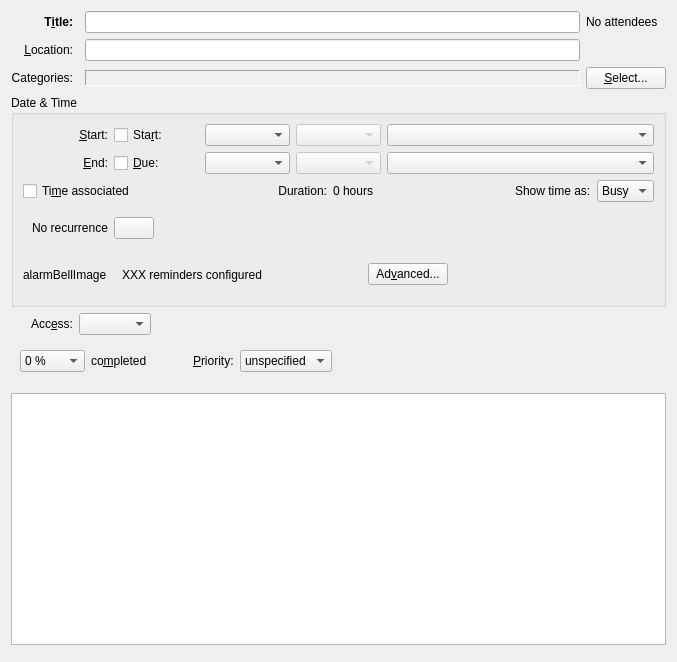
Old version of the form incidenceeditors/incidencegeneral.ui in the repository chusopr/kdepim-ktimetracker-akonadi.
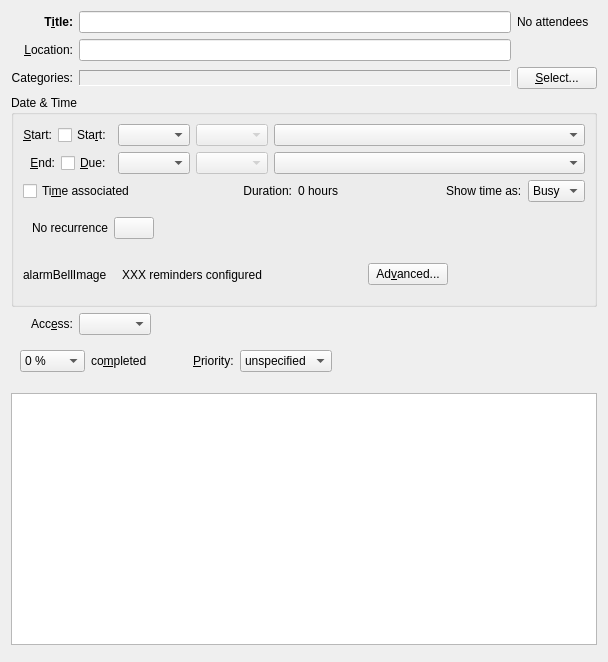
New version of the form. Custom widgets are drawn as their Qt base class.

Commit message: - Add the rich text tool bar again - Clean up the enableTimeEdits code - Small ui file fixes.

Diff of the .ui file:
```diff
--- a/incidenceeditors/incidencegeneral.ui
+++ b/incidenceeditors/incidencegeneral.ui
@@ -9,14 +9,14 @@
    <rect>
     <x>0</x>
     <y>0</y>
-    <width>677</width>
+    <width>608</width>
     <height>662</height>
    </rect>
   </property>
   <property name="windowTitle">
    <string>Form</string>
   </property>
-  <layout class="QGridLayout" name="gridLayout">
+  <layout class="QGridLayout" name="gridLayout_3">
    <item row="0" column="0">
     <widget class="QLabel" name="label">
      <property name="sizePolicy">
@@ -48,7 +48,7 @@
      </property>
     </widget>
    </item>
-   <item row="0" column="2">
+   <item row="0" column="1">
     <widget class="KLineEdit" name="klineedit">
      <property name="sizePolicy">
       <sizepolicy hsizetype="MinimumExpanding" vsizetype="Fixed">
@@ -64,7 +64,7 @@
      </property>
     </widget>
    </item>
-   <item row="0" column="3">
+   <item row="0" column="2">
     <widget class="QLabel" name="mAttendeeSummaryLabel">
      <property name="text">
       <string>No attendees</string>
@@ -90,7 +90,7 @@
      </property>
     </widget>
    </item>
-   <item row="1" column="2">
+   <item row="1" column="1">
     <widget class="KLineEdit" name="mLocationEdit">
      <property name="sizePolicy">
       <sizepolicy hsizetype="MinimumExpanding" vsizetype="Fixed">
@@ -125,7 +125,7 @@
      </property>
     </widget>
    </item>
-   <item row="2" column="2">
+   <item row="2" column="1">
     <widget class="KSqueezedTextLabel" name="mCategoriesLabel">
      <property name="sizePolicy">
       <sizepolicy hsizetype="Expanding" vsizetype="Fixed">
@@ -150,14 +150,14 @@
      </property>
     </widget>
    </item>
-   <item row="2" column="3">
+   <item row="2" column="2">
     <widget class="QPushButton" name="pushButton">
      <property name="text">
       <string>&amp;Select...</string>
      </property>
     </widget>
    </item>
-   <item row="5" column="0" colspan="4">
+   <item row="3" column="0" colspan="3">
     <widget class="QGroupBox" name="groupBox">
      <property name="sizePolicy">
       <sizepolicy hsizetype="Preferred" vsizetype="Fixed">
@@ -171,31 +171,41 @@
      <property name="title">
       <string>Date &amp;&amp; Time</string>
      </property>
-     <layout class="QGridLayout" name="gridLayout_3">
+     <layout class="QGridLayout" name="gridLayout">
       <item row="0" column="0">
-       <widget class="QLabel" name="mStartLabel">
-        <property name="text">
-         <string>&amp;Start:</string>
-        </property>
-        <property name="alignment">
-         <set>Qt::AlignRight|Qt::AlignTrailing|Qt::AlignVCenter</set>
-        </property>
-        <property name="buddy">
-         <cstring>mStartDateEdit</cstring>
-        </property>
-       </widget>
+       <layout class="QHBoxLayout" name="horizontalLayout_6">
+        <item>
+         <widget class="QLabel" name="mStartLabel">
+          <property name="sizePolicy">
+           <sizepolicy hsizetype="Minimum" vsizetype="Preferred">
+            <horstretch>0</horstretch>
+            <verstretch>0</verstretch>
+           </sizepolicy>
+          </property>
+          <property name="text">
+           <string>&amp;Start:</string>
+          </property>
+          <property name="alignment">
+           <set>Qt::AlignRight|Qt::AlignTrailing|Qt::AlignVCenter</set>
+          </property>
+          <property name="buddy">
+           <cstring>mStartDateEdit</cstring>
+          </property>
+         </widget>
+        </item>
+        <item>
+         <widget class="QCheckBox" name="mStartCheck">
+          <property name="whatsThis">
+           <string>Sets the start date for this to-do</string>
+          </property>
+          <property name="text">
+           <string extracomment="@option:check to-do start datetime">Sta&amp;rt:</string>
+          </property>
+         </widget>
+        </item>
+       </layout>
       </item>
       <item row="0" column="1">
-       <widget class="QCheckBox" name="mStartCheck">
-        <property name="whatsThis">
-         <string>Sets the start date for this to-do</string>
-        </property>
-        <property name="text">
-         <string extracomment="@option:check to-do start datetime">Sta&amp;rt:</string>
-        </property>
-       </widget>
-      </item>
-      <item row="0" column="2">
        <widget class="KPIM::KDateEdit" name="mStartDateEdit">
         <property name="sizePolicy">
          <sizepolicy hsizetype="Minimum" vsizetype="Fixed">
@@ -211,7 +221,7 @@
         </property>
        </widget>
       </item>
-      <item row="0" column="3">
+      <item row="0" column="2">
        <widget class="KPIM::KTimeEdit" name="mStartTimeEdit">
         <property name="enabled">
          <bool>false</bool>
@@ -221,30 +231,53 @@
         </property>
        </widget>
       </item>
+      <item row="0" column="3">
+       <widget class="KPIM::KTimeZoneComboBox" name="mTimeZoneComboStart">
+        <property name="sizePolicy">
+         <sizepolicy hsizetype="MinimumExpanding" vsizetype="Fixed">
+          <horstretch>0</horstretch>
+          <verstretch>0</verstretch>
+         </sizepolicy>
+        </property>
+        <property name="whatsThis">
+         <string extracomment="@info:whatsthis">Select the timezone for this event. It will also affect recurrences</string>
+        </property>
+       </widget>
+      </item>
       <item row="1" column="0">
-       <widget class="QLabel" name="mEndLabel">
-        <property name="text">
-         <string>&amp;End:</string>
-        </property>
-        <property name="alignment">
-         <set>Qt::AlignRight|Qt::AlignTrailing|Qt::AlignVCenter</set>
-        </property>
-        <property name="buddy">
-         <cstring>mEndDateEdit</cstring>
-        </property>
-       </widget>
+       <layout class="QHBoxLayout" name="horizontalLayout_7">
+        <item>
+         <widget class="QLabel" name="mEndLabel">
+          <property name="sizePolicy">
+           <sizepolicy hsizetype="Minimum" vsizetype="Preferred">
+            <horstretch>0</horstretch>
+            <verstretch>0</verstretch>
+           </sizepolicy>
+          </property>
+          <property name="text">
+           <string>&amp;End:</string>
+          </property>
+          <property name="alignment">
+           <set>Qt::AlignRight|Qt::AlignTrailing|Qt::AlignVCenter</set>
+          </property>
+          <property name="buddy">
+           <cstring>mEndDateEdit</cstring>
+          </property>
+         </widget>
+        </item>
+        <item>
+         <widget class="QCheckBox" name="mDueCheck">
+          <property name="whatsThis">
+           <string>Sets the due date for this to-do.</string>
+          </property>
+          <property name="text">
+           <string extracomment="to-do due datetime">&amp;Due:</string>
+          </property>
+         </widget>
+        </item>
+       </layout>
       </item>
       <item row="1" column="1">
-       <widget class="QCheckBox" name="mDueCheck">
-        <property name="whatsThis">
-         <string>Sets the due date for this to-do.</string>
-        </property>
-        <property name="text">
-         <string extracomment="to-do due datetime">&amp;Due:</string>
-        </property>
-       </widget>
-      </item>
-      <item row="1" column="2">
        <widget class="KPIM::KDateEdit" name="mEndDateEdit">
         <property name="sizePolicy">
          <sizepolicy hsizetype="Minimum" vsizetype="Fixed">
@@ -257,7 +290,7 @@
         </property>
        </widget>
       </item>
-      <item row="1" column="3">
+      <item row="1" column="2">
        <widget class="KPIM::KTimeEdit" name="mEndTimeEdit">
         <property name="enabled">
          <bool>false</bool>
@@ -267,7 +300,134 @@
         </property>
        </widget>
       </item>
-      <item row="5" column="0" colspan="7">
+      <item row="1" column="3">
+       <widget class="KPIM::KTimeZoneComboBox" name="mTimeZoneComboEnd">
+        <property name="sizePolicy">
+         <sizepolicy hsizetype="MinimumExpanding" vsizetype="Fixed">
+          <horstretch>0</horstretch>
+          <verstretch>0</verstretch>
+         </sizepolicy>
+        </property>
+        <property name="whatsThis">
+         <string extracomment="@info:whatsthis">Select the timezone for this event. It will also affect recurrences</string>
+        </property>
+       </widget>
+      </item>
+      <item row="2" column="0" colspan="4">
+       <layout class="QHBoxLayout" name="horizontalLayout_3">
+        <item>
+         <widget class="QCheckBox" name="mHasTimeCheckbox">
+          <property name="whatsThis">
+           <string>Set if this to-do's start and due dates have times associated with them.</string>
+          </property>
+          <property name="text">
+           <string>Ti&amp;me associated</string>
+          </property>
+         </widget>
+        </item>
+        <item>
+         <spacer name="horizontalSpacer_2">
+          <property name="orientation">
+           <enum>Qt::Horizontal</enum>
+          </property>
+          <property name="sizeHint" stdset="0">
+           <size>
+            <width>40</width>
+            <height>20</height>
+           </size>
+          </property>
+         </spacer>
+        </item>
+        <item>
+         <widget class="QLabel" name="label_7">
+          <property name="text">
+           <string>Duration:</string>
+          </property>
+          <property name="alignment">
+           <set>Qt::AlignRight|Qt::AlignTrailing|Qt::AlignVCenter</set>
+          </property>
+         </widget>
+        </item>
+        <item>
+         <widget class="QLabel" name="mDurationLabel">
+          <property name="text">
+           <string>0 hours</string>
+          </property>
+         </widget>
+        </item>
+        <item>
+         <spacer name="horizontalSpacer_3">
+          <property name="orientation">
+           <enum>Qt::Horizontal</enum>
+          </property>
+          <property name="sizeHint" stdset="0">
+           <size>
+            <width>40</width>
+            <height>20</height>
+           </size>
+          </property>
+         </spacer>
+        </item>
+        <item>
+         <widget class="QLabel" name="label_9">
+          <property name="text">
+           <string>Show time as:</string>
+          </property>
+         </widget>
+        </item>
+        <item>
+         <widget class="QComboBox" name="comboBox_2">
+          <property name="toolTip">
+           <string extracomment="@info:tooltip">Set this event as Busy or Free time</string>
+          </property>
+          <item>
+           <property name="text">
+            <string extracomment="@item:inlistbox show event as busy time">Busy</string>
+           </property>
+          </item>
+          <item>
+           <property name="text">
+            <string extracomment="@item:inlistbox show event as free time">Free</string>
+           </property>
+          </item>
+         </widget>
+        </item>
+       </layout>
+      </item>
+      <item row="3" column="0" colspan="4">
+       <widget class="QWidget" name="mRecurrenceSpecifics" native="true">
+        <layout class="QHBoxLayout" name="horizontalLayout">
+         <item>
+          <widget class="QLabel" name="mRecurrenceLabel">
+           <property name="text">
+            <string>No recurrence</string>
+           </property>
+          </widget>
+         </item>
+         <item>
+          <widget class="QPushButton" name="mRecurrenceEditButton">
+           <property name="text">
+            <string/>
+           </property>
+          </widget>
+         </item>
+         <item>
+          <spacer name="horizontalSpacer_4">
+           <property name="orientation">
+            <enum>Qt::Horizontal</enum>
+           </property>
+           <property name="sizeHint" stdset="0">
+            <size>
+             <width>40</width>
+             <height>20</height>
+            </size>
+           </property>
+          </spacer>
+         </item>
+        </layout>
+       </widget>
+      </item>
+      <item row="4" column="0" colspan="4">
        <layout class="QHBoxLayout" name="horizontalLayout_4">
         <item>
          <widget class="QLabel" name="mAlarmBell">
@@ -422,169 +582,10 @@
         </item>
        </layout>
       </item>
-      <item row="3" column="0" colspan="7">
-       <widget class="QWidget" name="mRecurrenceSpecifics" native="true">
-        <layout class="QHBoxLayout" name="horizontalLayout">
-         <item>
-          <widget class="QLabel" name="mRecurrenceLabel">
-           <property name="text">
-            <string>No recurrence</string>
-           </property>
-          </widget>
-         </item>
-         <item>
-          <widget class="QPushButton" name="mRecurrenceEditButton">
-           <property name="text">
-            <string/>
-           </property>
-          </widget>
-         </item>
-         <item>
-          <spacer name="horizontalSpacer_4">
-           <property name="orientation">
-            <enum>Qt::Horizontal</enum>
-           </property>
-           <property name="sizeHint" stdset="0">
-            <size>
-             <width>40</width>
-             <height>20</height>
-            </size>
-           </property>
-          </spacer>
-         </item>
-        </layout>
-       </widget>
-      </item>
-      <item row="2" column="0" colspan="7">
-       <layout class="QHBoxLayout" name="horizontalLayout_3">
-        <item>
-         <widget class="QCheckBox" name="mHasTimeCheckbox">
-          <property name="whatsThis">
-           <string>Set if this to-do's start and due dates have times associated with them.</string>
-          </property>
-          <property name="text">
-           <string>Ti&amp;me associated</string>
-          </property>
-         </widget>
-        </item>
-        <item>
-         <spacer name="horizontalSpacer_2">
-          <property name="orientation">
-           <enum>Qt::Horizontal</enum>
-          </property>
-          <property name="sizeHint" stdset="0">
-           <size>
-            <width>40</width>
-            <height>20</height>
-           </size>
-          </property>
-         </spacer>
-        </item>
-        <item>
-         <widget class="QLabel" name="label_7">
-          <property name="text">
-           <string>Duration:</string>
-          </property>
-          <property name="alignment">
-           <set>Qt::AlignRight|Qt::AlignTrailing|Qt::AlignVCenter</set>
-          </property>
-         </widget>
-        </item>
-        <item>
-         <widget class="QLabel" name="mDurationLabel">
-          <property name="text">
-           <string>0 hours</string>
-          </property>
-         </widget>
-        </item>
-        <item>
-         <spacer name="horizontalSpacer_3">
-          <property name="orientation">
-           <enum>Qt::Horizontal</enum>
-          </property>
-          <property name="sizeHint" stdset="0">
-           <size>
-            <width>40</width>
-            <height>20</height>
-           </size>
-          </property>
-         </spacer>
-        </item>
-        <item>
-         <widget class="QLabel" name="label_9">
-          <property name="text">
-           <string>Show time as:</string>
-          </property>
-         </widget>
-        </item>
-        <item>
-         <widget class="QComboBox" name="comboBox_2">
-          <property name="toolTip">
-           <string extracomment="@info:tooltip">Set this event as Busy or Free time</string>
-          </property>
-          <item>
-           <property name="text">
-            <string extracomment="@item:inlistbox show event as busy time">Busy</string>
-           </property>
-          </item>
-          <item>
-           <property name="text">
-            <string extracomment="@item:inlistbox show event as free time">Free</string>
-           </property>
-          </item>
-         </widget>
-        </item>
-       </layout>
-      </item>
-      <item row="0" column="4" colspan="3">
-       <widget class="KPIM::KTimeZoneComboBox" name="mTimeZoneComboStart">
-        <property name="sizePolicy">
-         <sizepolicy hsizetype="MinimumExpanding" vsizetype="Fixed">
-          <horstretch>0</horstretch>
-          <verstretch>0</verstretch>
-         </sizepolicy>
-        </property>
-        <property name="whatsThis">
-         <string extracomment="@info:whatsthis">Select the timezone for this event. It will also affect recurrences</string>
-        </property>
-       </widget>
-      </item>
-      <item row="1" column="4" colspan="3">
-       <widget class="KPIM::KTimeZoneComboBox" name="mTimeZoneComboEnd">
-        <property name="sizePolicy">
-         <sizepolicy hsizetype="MinimumExpanding" vsizetype="Fixed">
-          <horstretch>0</horstretch>
-          <verstretch>0</verstretch>
-         </sizepolicy>
-        </property>
-        <property name="whatsThis">
-         <string extracomment="@info:whatsthis">Select the timezone for this event. It will also affect recurrences</string>
-        </property>
-       </widget>
-      </item>
      </layout>
     </widget>
    </item>
-   <item row="8" column="0" colspan="4">
-    <widget class="QWidget" name="mEditToolBar" native="true"/>
-   </item>
-   <item row="9" column="0" colspan="4">
-    <widget class="KRichTextWidget" name="mDescriptionEdit">
-     <property name="toolTip">
-      <string extracomment="@info:tooltip">Set the description in plain text or rich text.</string>
-     </property>
-     <property name="whatsThis">
-      <string extracomment="@info:whatsthis">Sets the description for this event, to-do or journal. This will be displayed in a reminder if one is set, as well as in a tooltip when you hover over the event.</string>
-     </property>
-     <property name="tabChangesFocus">
-      <bool>true</bool>
-     </property>
-    </widget>
-   </item>
-   <item row="10" column="0" colspan="4">
-    <widget class="QWidget" name="mAttachmentPlaceHolder" native="true"/>
-   </item>
-   <item row="6" column="0">
+   <item row="4" column="0">
     <widget class="QLabel" name="label_3">
      <property name="sizePolicy">
       <sizepolicy hsizetype="Minimum" vsizetype="Preferred">
@@ -609,7 +610,7 @@
      </property>
     </widget>
    </item>
-   <item row="6" column="1" colspan="3">
+   <item row="4" column="1" colspan="2">
     <layout class="QHBoxLayout" name="horizontalLayout_2">
      <item>
       <widget class="KComboBox" name="mSecrecyCombo">
@@ -645,7 +646,7 @@
      </item>
     </layout>
    </item>
-   <item row="7" column="0" colspan="4">
+   <item row="5" column="0" colspan="3">
     <widget class="QWidget" name="mTodoSpecifics" native="true">
      <layout class="QGridLayout" name="gridLayout_4">
       <item row="0" column="1">
@@ -831,6 +832,25 @@
      </layout>
     </widget>
    </item>
+   <item row="6" column="0" colspan="3">
+    <widget class="QWidget" name="mEditToolBarPlaceHolder" native="true"/>
+   </item>
+   <item row="7" column="0" colspan="3">
+    <widget class="KRichTextWidget" name="mDescriptionEdit">
+     <property name="toolTip">
+      <string extracomment="@info:tooltip">Set the description in plain text or rich text.</string>
+     </property>
+     <property name="whatsThis">
+      <string extracomment="@info:whatsthis">Sets the description for this event, to-do or journal. This will be displayed in a reminder if one is set, as well as in a tooltip when you hover over the event.</string>
+     </property>
+     <property name="tabChangesFocus">
+      <bool>true</bool>
+     </property>
+    </widget>
+   </item>
+   <item row="8" column="0" colspan="3">
+    <widget class="QWidget" name="mAttachmentPlaceHolder" native="true"/>
+   </item>
   </layout>
  </widget>
  <customwidgets>
```
Left out of the diff: 6 changed lines with no effect on the pictures. The commit also changes 2 other files.
